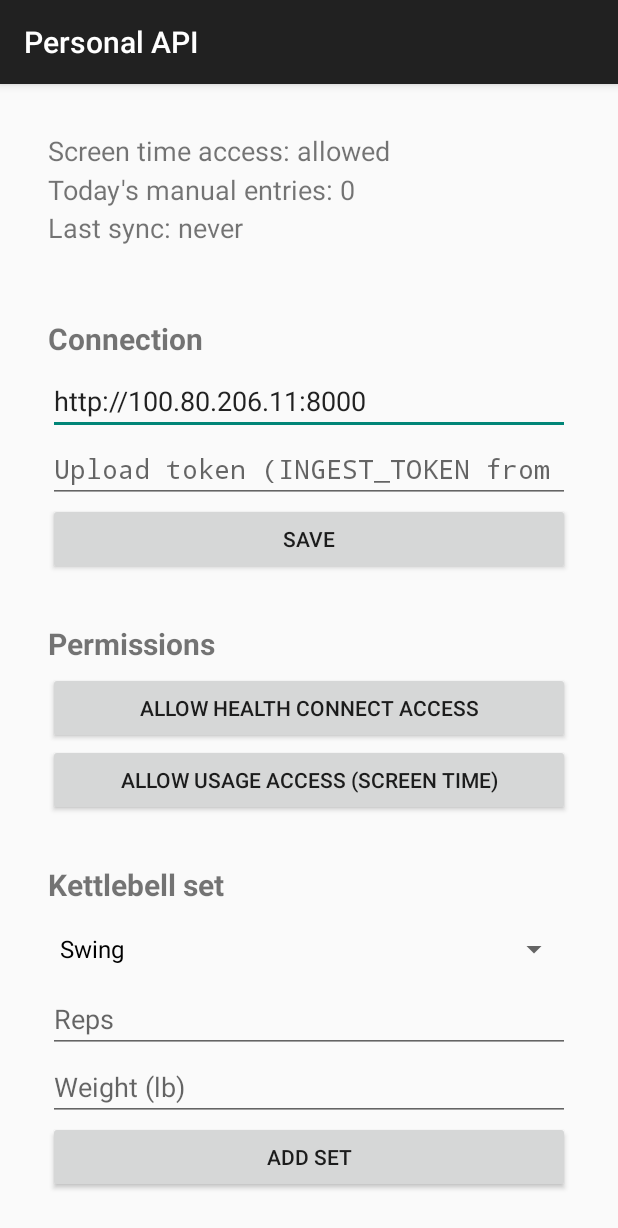
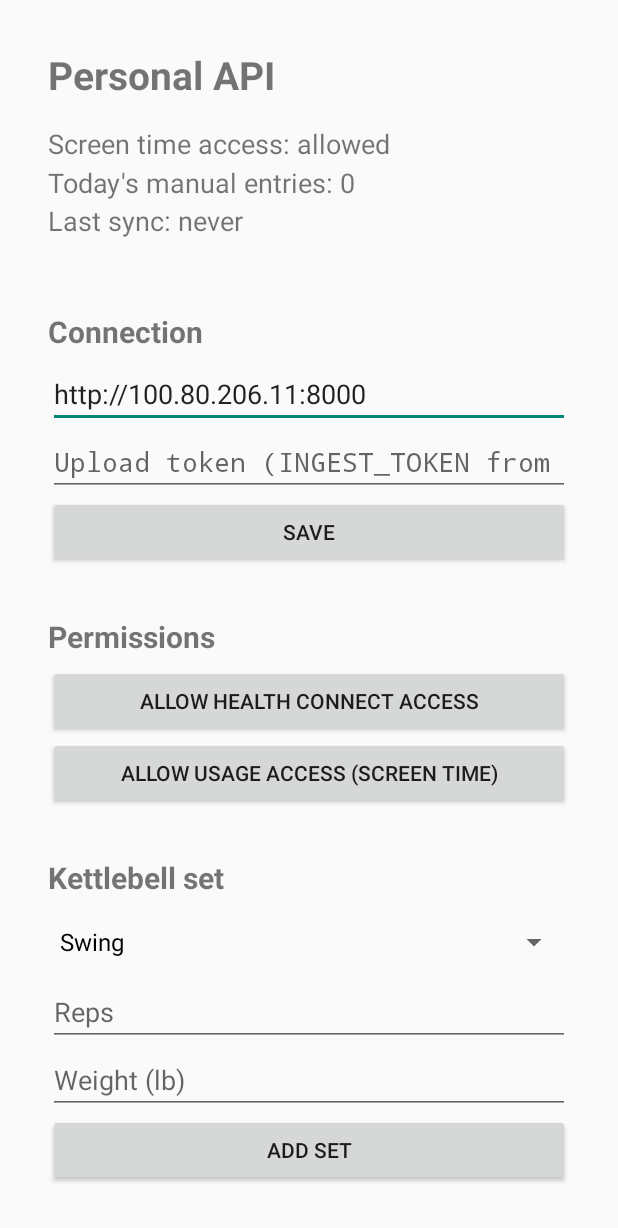
Before and after one commit to KevinWCode/Mypersonalapi, an Android app: the screen it shows after launch (MainActivity), on a phone screen of 412 x 824 dp. Shown: the top 1228 px of the screen. Run offline under Robolectric (Android 15) with nearby library versions, the phone set to English and light mode, and no system bars; libraries missing offline, so code that uses them is left out: androidx.health.connect; 3 statements that could not run were skipped.

Commit message:
Keep the app's content clear of the status bar
The action bar overlapped the status text on Android 15, which draws apps
edge to edge. Drop the action bar, put the title in the content, and pad
the screen by the system bar and keyboard insets.

Co-Authored-By: Claude Opus 5.5 (1M context) <noreply@anthropic.com>
Claude-Session: https://claude.ai/code/session_01J4fk6JxC236Sft58on7Nzf

```diff
--- a/android/app/src/main/AndroidManifest.xml
+++ b/android/app/src/main/AndroidManifest.xml
@@ -23,7 +23,7 @@
     <application
         android:label="Personal API"
         android:icon="@android:drawable/ic_menu_today"
-        android:theme="@style/Theme.AppCompat.DayNight.DarkActionBar"
+        android:theme="@style/Theme.AppCompat.DayNight.NoActionBar"
         android:usesCleartextTraffic="true">
 
         <activity
--- a/android/app/src/main/java/com/kevinwcode/personalapi/MainActivity.kt
+++ b/android/app/src/main/java/com/kevinwcode/personalapi/MainActivity.kt
@@ -14,6 +14,8 @@ import android.widget.Spinner
 import android.widget.TextView
 import android.widget.Toast
 import androidx.appcompat.app.AppCompatActivity
+import androidx.core.view.ViewCompat
+import androidx.core.view.WindowInsetsCompat
 import androidx.health.connect.client.HealthConnectClient
 import androidx.health.connect.client.PermissionController
 import androidx.lifecycle.lifecycleScope
@@ -35,7 +37,22 @@ class MainActivity : AppCompatActivity() {
         settings = Settings(this)
         manual = ManualLog(this)
         root = LinearLayout(this).apply { orientation = LinearLayout.VERTICAL; setPadding(48, 48, 48, 48) }
-        setContentView(ScrollView(this).apply { addView(root) })
+        val scroll = ScrollView(this).apply { addView(root) }
+        setContentView(scroll)
+        // Android 15 draws apps under the status and navigation bars, so pad the content clear of them
+        // (and of the keyboard while typing).
+        ViewCompat.setOnApplyWindowInsetsListener(scroll) { v, insets ->
+            val bars = insets.getInsets(WindowInsetsCompat.Type.systemBars() or WindowInsetsCompat.Type.ime())
+            v.setPadding(bars.left, bars.top, bars.right, bars.bottom)
+            WindowInsetsCompat.CONSUMED
+        }
+
+        root.addView(TextView(this).apply {
+            text = "Personal API"
+            textSize = 26f
+            setTypeface(typeface, android.graphics.Typeface.BOLD)
+            setPadding(0, 0, 0, 24)
+        })
 
         status = TextView(this).apply {
             textSize = 18f
```
